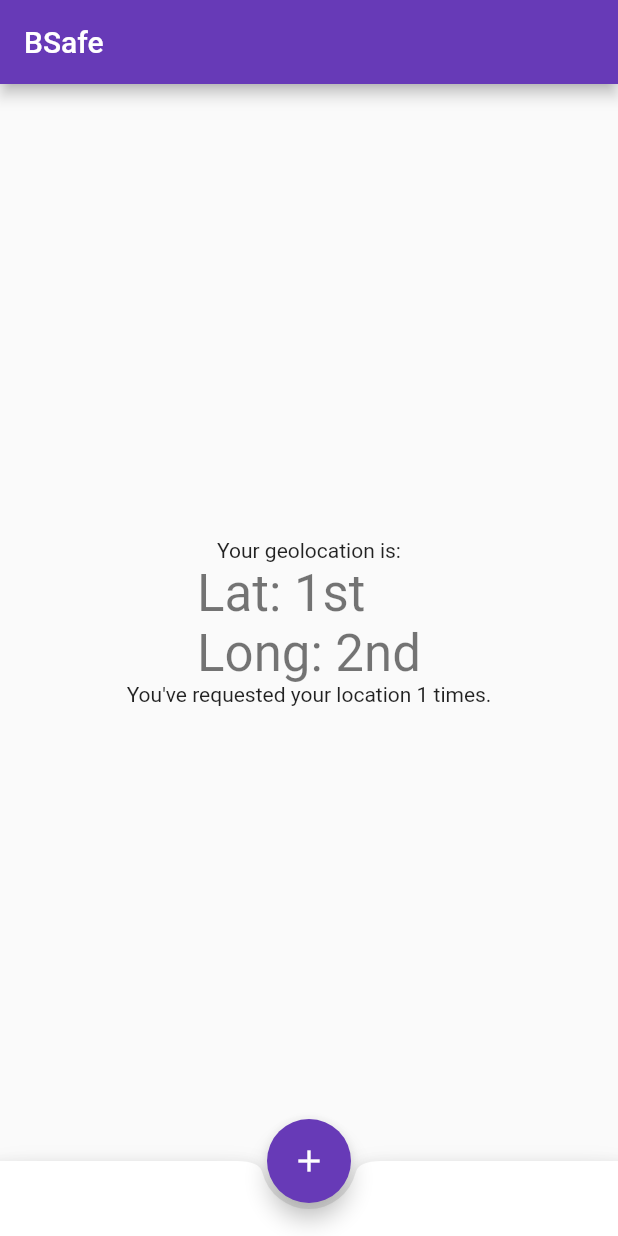
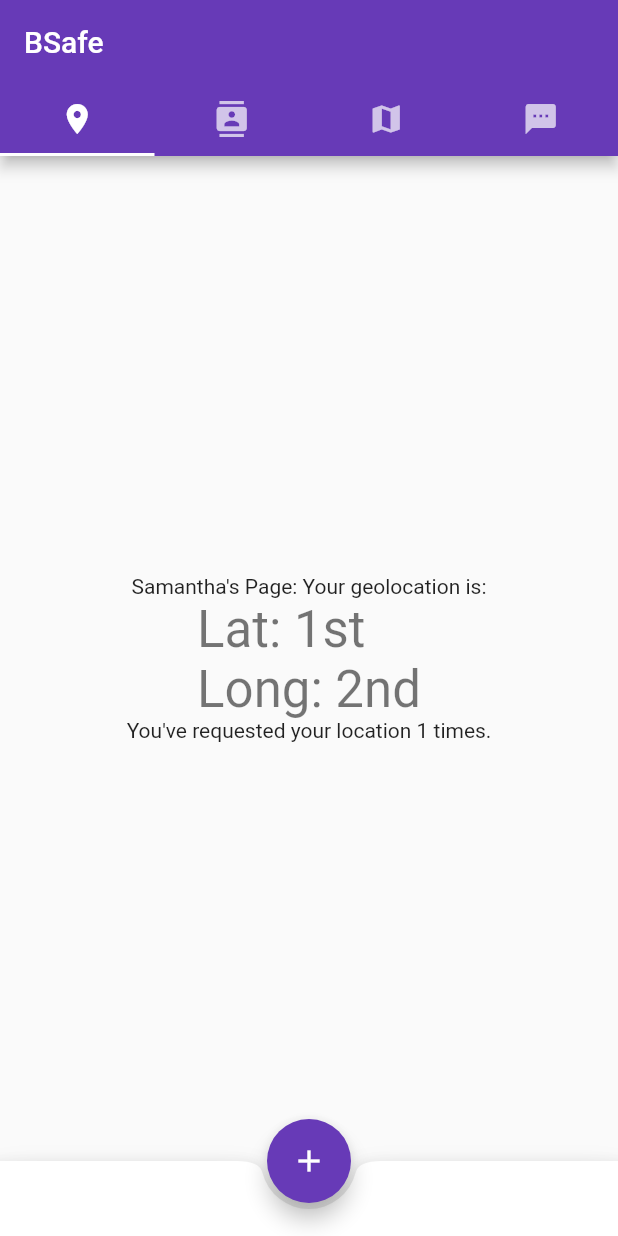
Before and after one commit to ChicoState/BSafe, a Flutter app: the screen it shows after launch, after a tap on the "add" icon, on a phone screen of 412 x 824 dp. Run offline on Flutter 3.47's test engine with Material 2 defaults, Android fonts, the phone set to English and light mode, and no system bars; our stand-ins replace geolocator.

Commit message:
Added tab functionality

```diff
--- /dev/null
+++ b/bsafe_flutter/lib/FirstScreen.dart
@@ -0,0 +1,119 @@
+// FirstScreen.dart -- Samantha
+
+import 'package:flutter/material.dart';
+
+import 'package:geolocator/geolocator.dart';
+
+class FirstScreen extends StatelessWidget {
+  @override
+  Widget build(BuildContext context) {
+    return Container(
+      child: Center(
+        child: MyHomePage(title: 'BSafe'),
+      ),
+    );
+  }
+}
+
+class MyHomePage extends StatefulWidget {
+  MyHomePage({Key key, this.title}) : super(key: key);
+
+  // This widget is the home page of your application. It is stateful, meaning
+  // that it has a State object (defined below) that contains fields that affect
+  // how it looks.
+
+  // This class is the configuration for the state. It holds the values (in this
+  // case the title) provided by the parent (in this case the App widget) and
+  // used by the build method of the State. Fields in a Widget subclass are
+  // always marked "final".
+
+  final String title;
+
+  @override
+  _MyHomePageState createState() => _MyHomePageState();
+}
+
+class _MyHomePageState extends State<MyHomePage> {
+  int counter = 0;
+  Position pos;
+  String lat = "1st";
+  String long = "2nd";
+
+  //*** Asynchronous function that gets your geoposition and stores it into lat and long variables
+  Future<Position>  getPos() async {
+    pos = await Geolocator().getCurrentPosition(desiredAccuracy: LocationAccuracy.high);
+    lat = pos.latitude.toString();
+    long = pos.longitude.toString();
+
+    return pos;
+  }
+
+  @override
+  Widget build(BuildContext context) {
+    // This method is rerun every time setState is called, for instance as done
+    // by the _incrementCounter method above.
+    //
+    // The Flutter framework has been optimized to make rerunning build methods
+    // fast, so that you can just rebuild anything that needs updating rather
+    // than having to individually change instances of widgets.
+    return Scaffold(
+      /*
+      appBar: AppBar(
+        // Here we take the value from the MyHomePage object that was created by
+        // the App.build method, and use it to set our appbar title.
+        title: Text('BSafe'),
+      ),
+      */
+      body: Center(
+        // Center is a layout widget. It takes a single child and positions it
+        // in the middle of the parent.
+        child: Column(
+          // Column is also a layout widget. It takes a list of children and
+          // arranges them vertically. By default, it sizes itself to fit its
+          // children horizontally, and tries to be as tall as its parent.
+          //
+          // Invoke "debug painting" (press "p" in the console, choose the
+          // "Toggle Debug Paint" action from the Flutter Inspector in Android
+          // Studio, or the "Toggle Debug Paint" command in Visual Studio Code)
+          // to see the wireframe for each widget.
+          //
+          // Column has various properties to control how it sizes itself and
+          // how it positions its children. Here we use mainAxisAlignment to
+          // center the children vertically; the main axis here is the vertical
+          // axis because Columns are vertical (the cross axis would be
+          // horizontal).
+          mainAxisAlignment: MainAxisAlignment.center,
+          children: <Widget>[
+            Text(
+              'Samantha\'s Page: Your geolocation is:',
+            ),
+            Text(
+              'Lat: $lat \nLong: $long',
+              style: Theme.of(context).textTheme.display1,
+            ),
+            Text(
+              'You\'ve requested your location $counter times.',
+            ),
+          ],
+        ),
+      ),
+      //
+      bottomNavigationBar: BottomAppBar(
+        shape: const CircularNotchedRectangle(),
+        child: Container(
+          height: 50.0,
+        ),
+      ),
+      //
+      floatingActionButton: FloatingActionButton(
+        onPressed: () => setState(() {
+          getPos();
+          counter++;
+        }),
+        tooltip: 'Geolocation',
+        child: Icon(Icons.add),
+      ), // This trailing comma makes auto-formatting nicer for build methods.
+      floatingActionButtonLocation: FloatingActionButtonLocation.centerDocked, //*** Centers the action button to the bottom-center
+    );
+  }
+}
--- /dev/null
+++ b/bsafe_flutter/lib/FourthScreen.dart
@@ -0,0 +1,14 @@
+// FourthScreen.dart -- Brendon
+
+import 'package:flutter/material.dart';
+
+class FourthScreen extends StatelessWidget {
+  @override
+  Widget build(BuildContext context) {
+    return Container(
+      child: Center(
+        child: Text('Brendon\'s Page'),
+      ),
+    );
+  }
+}
--- /dev/null
+++ b/bsafe_flutter/lib/SecondScreen.dart
@@ -0,0 +1,14 @@
+// SecondScreen.dart -- Samantha
+
+import 'package:flutter/material.dart';
+
+class SecondScreen extends StatelessWidget {
+  @override
+  Widget build(BuildContext context) {
+    return Container(
+      child: Center(
+        child: Text('Samantha\'s Page: Contacts will appear here.'),
+      ),
+    );
+  }
+}
--- /dev/null
+++ b/bsafe_flutter/lib/ThirdScreen.dart
@@ -0,0 +1,14 @@
+// ThirdScreen.dart -- Chris / Logan
+
+import 'package:flutter/material.dart';
+
+class ThirdScreen extends StatelessWidget {
+  @override
+  Widget build(BuildContext context) {
+    return Container(
+      child: Center(
+        child: Text('Chris\'s \\ Logan\'s Page'),
+      ),
+    );
+  }
+}
--- a/bsafe_flutter/lib/main.dart
+++ b/bsafe_flutter/lib/main.dart
@@ -1,15 +1,48 @@
+// main.dart
+
+// ADD NEW SCREENS HERE
+
 import 'package:flutter/material.dart';
-// Added
-import 'package:geolocator/geolocator.dart';
 
-void main() => runApp(MyApp());
+// IMPORT TAB FILES HERE
+import 'FirstScreen.dart';
+import 'SecondScreen.dart';
+import 'ThirdScreen.dart';
+import 'FourthScreen.dart';
+
+void main() {
+  runApp(MyApp());
+}
 
 class MyApp extends StatelessWidget {
-  // This widget is the root of your application.
   @override
   Widget build(BuildContext context) {
     return MaterialApp(
-      title: 'Flutter Demo',
+      home: DefaultTabController(
+        length: 4, // CHANGE WHEN ADDING A NEW SCREEN
+        child: Scaffold(
+          appBar: AppBar(
+            bottom: TabBar(
+              tabs: [
+                // ADD TABS HERE
+                Tab(icon: Icon(Icons.location_on)),
+                Tab(icon: Icon(Icons.contacts)),
+                Tab(icon: Icon(Icons.map)),
+                Tab(icon: Icon(Icons.textsms)),
+              ],
+            ),
+            title: Text('BSafe'),
+          ),
+          body: TabBarView(
+            children: [
+              FirstScreen(),
+              SecondScreen(),
+              ThirdScreen(),
+              FourthScreen(),
+            ],
+          ),
+        ),
+      ),
       theme: ThemeData(
         // This is the theme of your application.
         //
@@ -22,108 +55,6 @@
         // is not restarted.
         primarySwatch: Colors.deepPurple,
       ),
-      home: MyHomePage(title: 'BSafe'),
     );
   }
 }
-
-class MyHomePage extends StatefulWidget {
-  MyHomePage({Key key, this.title}) : super(key: key);
-
-  // This widget is the home page of your application. It is stateful, meaning
-  // that it has a State object (defined below) that contains fields that affect
-  // how it looks.
-
-  // This class is the configuration for the state. It holds the values (in this
-  // case the title) provided by the parent (in this case the App widget) and
-  // used by the build method of the State. Fields in a Widget subclass are
-  // always marked "final".
-
-  final String title;
-
-  @override
-  _MyHomePageState createState() => _MyHomePageState();
-}
-
-class _MyHomePageState extends State<MyHomePage> {
-  int counter = 0;
-  Position pos;
-  String lat = "1st";
-  String long = "2nd";
-
-  //*** Asynchronous function that gets your geoposition and stores it into lat and long variables
-  Future<Position>  getPos() async {
-    pos = await Geolocator().getCurrentPosition(desiredAccuracy: LocationAccuracy.high);
-    lat = pos.latitude.toString();
-    long = pos.longitude.toString();
-
-    return pos;
-  }
-
-  @override
-  Widget build(BuildContext context) {
-    // This method is rerun every time setState is called, for instance as done
-    // by the _incrementCounter method above.
-    //
-    // The Flutter framework has been optimized to make rerunning build methods
-    // fast, so that you can just rebuild anything that needs updating rather
-    // than having to individually change instances of widgets.
-    return Scaffold(
-      appBar: AppBar(
-        // Here we take the value from the MyHomePage object that was created by
-        // the App.build method, and use it to set our appbar title.
-        title: Text(widget.title),
-      ),
-      body: Center(
-        // Center is a layout widget. It takes a single child and positions it
-        // in the middle of the parent.
-        child: Column(
-          // Column is also a layout widget. It takes a list of children and
-          // arranges them vertically. By default, it sizes itself to fit its
-          // children horizontally, and tries to be as tall as its parent.
-          //
-          // Invoke "debug painting" (press "p" in the console, choose the
-          // "Toggle Debug Paint" action from the Flutter Inspector in Android
-          // Studio, or the "Toggle Debug Paint" command in Visual Studio Code)
-          // to see the wireframe for each widget.
-          //
-          // Column has various properties to control how it sizes itself and
-          // how it positions its children. Here we use mainAxisAlignment to
-          // center the children vertically; the main axis here is the vertical
-          // axis because Columns are vertical (the cross axis would be
-          // horizontal).
-          mainAxisAlignment: MainAxisAlignment.center,
-          children: <Widget>[
-            Text(
-              'Your geolocation is:',
-            ),
-            Text(
-              'Lat: $lat \nLong: $long',
-              style: Theme.of(context).textTheme.display1,
-            ),
-            Text(
-              'You\'ve requested your location $counter times.',
-            ),
-          ],
-        ),
-      ),
-      //
-      bottomNavigationBar: BottomAppBar(
-        shape: const CircularNotchedRectangle(),
-        child: Container(
-          height: 50.0,
-        ),
-      ),
-      //
-      floatingActionButton: FloatingActionButton(
-        onPressed: () => setState(() {
-          getPos();
-          counter++;
-        }),
-        tooltip: 'Geolocation',
-        child: Icon(Icons.add),
-      ), // This trailing comma makes auto-formatting nicer for build methods.
-      floatingActionButtonLocation: FloatingActionButtonLocation.centerDocked, //*** Centers the action button to the bottom-center
-    );
-  }
-}
--- a/bsafe_flutter/pubspec.yaml
+++ b/bsafe_flutter/pubspec.yaml
@@ -20,6 +20,8 @@
   flutter:
     sdk: flutter
   geolocator: ^5.3.0
+  contacts_service: ^0.3.10
+  permission_handler: ^4.0.0
 
   # The following adds the Cupertino Icons font to your application.
   # Use with the CupertinoIcons class for iOS style icons.
```
Also changed, not shown: bsafe_flutter/pubspec.lock, 1 other file.
